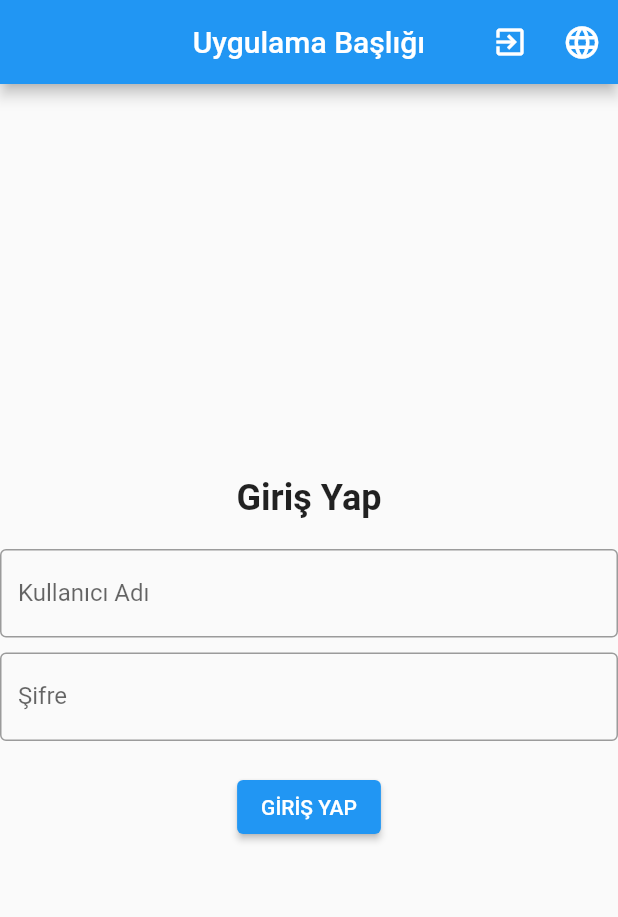
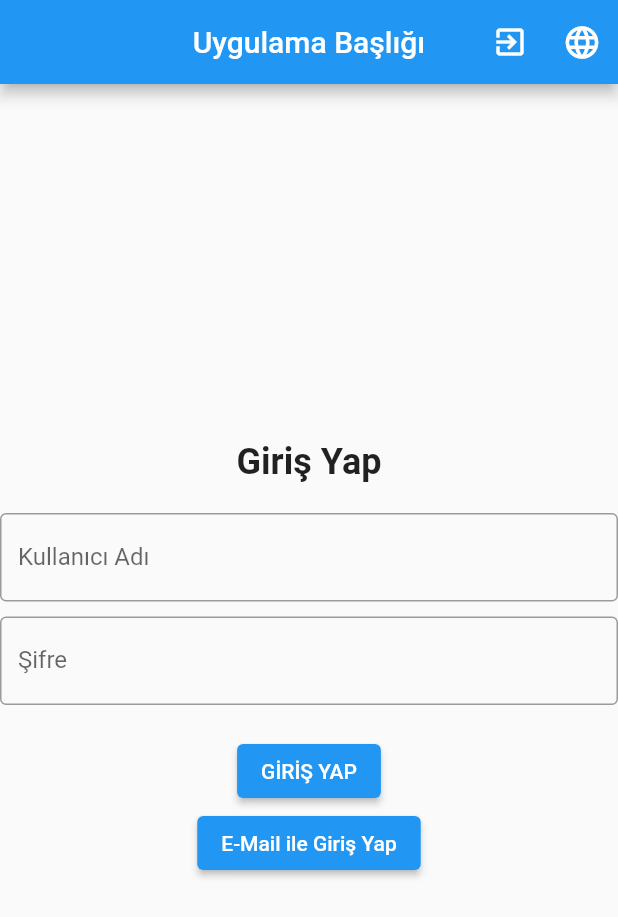
Before and after one commit to salihyildirim/Flutter-Health-App, a Flutter app: the screen it shows after launch, on a phone screen of 412 x 824 dp. Shown: the top 917 px of the screen. Run offline on Flutter 3.47's test engine with Material 2 defaults, Android fonts, the phone set to English and light mode, and no system bars; our stand-ins replace firebase_auth, firebase_core; accounts and stored records are empty.

Commit message:
e mail button

```diff
--- a/lib/LoginView.dart
+++ b/lib/LoginView.dart
@@ -14,14 +14,15 @@ class _LoginViewState extends State<LoginView> {
   bool? isLogged;
   bool isSigningIn = false; // Başlangıçta giriş işlemi aktif değil.
   Future<void> _signInButtonOnPressed() async {
-    if (!isSigningIn) { // Giriş işlemi zaten devam etmiyorsa
+    if (!isSigningIn) {
+      // Giriş işlemi zaten devam etmiyorsa
       setState(() {
         isSigningIn = true; // Giriş işlemi başladı.
       });
 
       UserCredential? userCredential =
-      await Provider.of<LoginViewModel>(context, listen: false)
-          .signInAnonymously();
+          await Provider.of<LoginViewModel>(context, listen: false)
+              .signInAnonymously();
 
       setState(() {
         isSigningIn = false; // Giriş işlemi tamamlandı.
@@ -35,12 +36,16 @@ class _LoginViewState extends State<LoginView> {
       });
     }
   }
+
   @override
   Widget build(BuildContext context) {
+    TextEditingController emailController= TextEditingController();
+    TextEditingController passController= TextEditingController();
+
     return ChangeNotifierProvider<LoginViewModel>(
       create: (BuildContext context) {
-        isLogged= Provider.of<LoginViewModel>(context, listen: false)
-            .loginStatus();
+        isLogged =
+            Provider.of<LoginViewModel>(context, listen: false).loginStatus();
         return LoginViewModel();
       },
       builder: (context, _) => Scaffold(
@@ -53,7 +58,7 @@ class _LoginViewState extends State<LoginView> {
                 await Provider.of<LoginViewModel>(context, listen: false)
                     .signOut();
                 setState(() {
-                  isLogged=false;
+                  isLogged = false;
                 });
               },
               icon: Icon(Icons.exit_to_app),
@@ -78,7 +83,7 @@ class _LoginViewState extends State<LoginView> {
                 ),
               ),
               SizedBox(height: 20),
-              TextFormField(
+              TextFormField(controller: emailController,
                 decoration: InputDecoration(
                   labelText: "Kullanıcı Adı",
                   border: OutlineInputBorder(),
@@ -86,6 +91,7 @@ class _LoginViewState extends State<LoginView> {
               ),
               SizedBox(height: 10),
               TextFormField(
+                controller: passController,
                 decoration: InputDecoration(
                   labelText: "Şifre",
                   border: OutlineInputBorder(),
@@ -94,11 +100,13 @@ class _LoginViewState extends State<LoginView> {
               ),
               SizedBox(height: 20),
               ElevatedButton(
-                onPressed: isLogged==true
-                    ? null
-                    : _signInButtonOnPressed,
+                onPressed: isLogged == true ? null : _signInButtonOnPressed,
                 child: Text("GİRİŞ YAP"),
               ),
+              ElevatedButton(
+                  onPressed: () async{
+                     context.read<LoginViewModel>().signInWithEmail(emailController.text, passController.text);
+                  }, child: Text("E-Mail ile Giriş Yap"))
             ],
           ),
         ),
--- a/lib/LoginViewModel.dart
+++ b/lib/LoginViewModel.dart
@@ -23,4 +23,7 @@ class LoginViewModel with ChangeNotifier {
   Stream<User?> authStatus() {
     return auth.authStatus();
   }
+  Future<User?> signInWithEmail (String email, String password) async{
+    return auth.signInWithEmail(email, password);
+  }
 }
```
